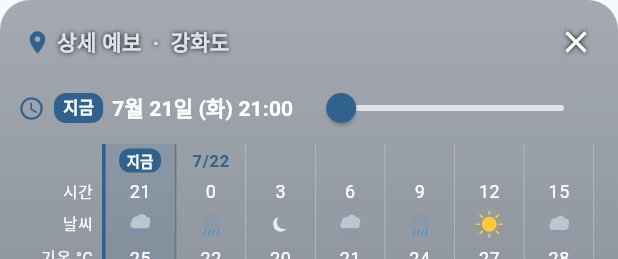
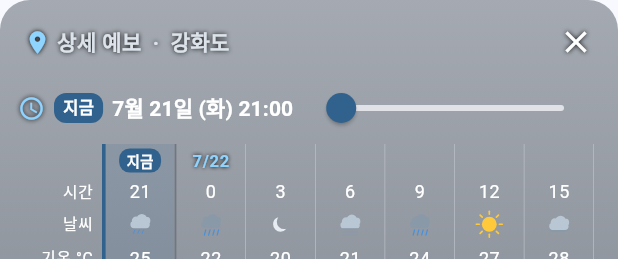
Before and after one commit to bisan74-lab/BadaMobile, a Flutter app: the _PointForecastPanel widget shown alone on an empty page, opened directly with sample values from the repository, on a phone screen of 412 x 824 dp. Shown: the top 259 px of the screen. Run offline on Flutter 3.47's test engine with Material 3 defaults, Android fonts, the phone set to English and light mode, and no system bars; our stand-ins replace flutter_riverpod, geolocator, shared_preferences; accounts and stored records are empty; network calls fail.

Commit message:
Windy 상세예보 저대비 아이콘·날짜 밝게, 파고 예보 한계 밖 날짜 삭제 (v0.1.35)
- 상세 예보 패널의 location_on 헤더 아이콘, 슬라이더 줄의 schedule
  아이콘, 표 상단 날짜(day 헤더)를 어두운 scheme.primary에서 밝은
  하늘색(0xFF8FD3FF)+그림자로 바꿔 어두운 지도 위에서도 잘 보이게.
- Marine(파고) 모델은 바람 예보(16일)보다 짧아, 한계를 넘는 시각을
  Open-Meteo가 time 축엔 넣고 값만 null로 준다. 그대로 두면 파고 등이
  직전 값으로 굳은 채 계속 노출됐다(8/5 이후). 파고가 실제로 있는
  마지막 시각까지만 표에 넣고 그 뒤 예보 불가 날짜는 제외한다.
- 병합 truncation 테스트 추가. v0.1.35+36.

Co-Authored-By: Claude Opus 4.8 <noreply@anthropic.com>
Claude-Session: https://claude.ai/code/session_01UwJAvLga6vHoPoML5Ts7qP

```diff
--- a/lib/features/settings/app_info.dart
+++ b/lib/features/settings/app_info.dart
@@ -4,7 +4,7 @@ class AppInfo {
   const AppInfo._();
 
   static const appName = '바다 윈디';
-  static const appVersion = '0.1.34';
+  static const appVersion = '0.1.35';
   static const releaseDate = '2026-07-21';
 
   /// 오류신고 및 사업제휴 문의 이메일.
--- a/lib/features/weather/presentation/weather_screen.dart
+++ b/lib/features/weather/presentation/weather_screen.dart
@@ -1323,7 +1323,12 @@ class _PointForecastPanelState extends ConsumerState<_PointForecastPanel> {
                 padding: const EdgeInsets.fromLTRB(16, 8, 8, 0),
                 child: Row(
                   children: [
-                    Icon(Icons.location_on, size: 18, color: scheme.primary),
+                    const Icon(
+                      Icons.location_on,
+                      size: 18,
+                      color: Color(0xFF8FD3FF),
+                      shadows: [Shadow(color: Colors.black, blurRadius: 4)],
+                    ),
                     const SizedBox(width: 4),
                     Expanded(
                       // 밝은 지도 위에서도 보이도록 밝은(너무 희지 않은) 회백색
@@ -1408,10 +1413,13 @@ class _PointForecastPanelState extends ConsumerState<_PointForecastPanel> {
                         padding: const EdgeInsets.symmetric(horizontal: 12),
                         child: Row(
                           children: [
-                            Icon(
+                            const Icon(
                               Icons.schedule,
                               size: 18,
-                              color: scheme.primary,
+                              color: Color(0xFF8FD3FF),
+                              shadows: [
+                                Shadow(color: Colors.black, blurRadius: 4),
+                              ],
                             ),
                             const SizedBox(width: 6),
                             if (atIsNow)
@@ -1690,8 +1698,14 @@ class _MeteogramColumn extends StatelessWidget {
                               '${hour.time.month}/${hour.time.day}',
                               style: Theme.of(context).textTheme.labelSmall
                                   ?.copyWith(
-                                    color: scheme.primary,
+                                    color: const Color(0xFF8FD3FF),
                                     fontWeight: FontWeight.bold,
+                                    shadows: const [
+                                      Shadow(
+                                        color: Colors.black,
+                                        blurRadius: 3,
+                                      ),
+                                    ],
                                   ),
                             ),
                           )
--- a/pubspec.yaml
+++ b/pubspec.yaml
@@ -2,7 +2,7 @@ name: bada_mobile
 description: "물때·조석 정보와 바람·해양 날씨를 한 앱에서 - BadaMobile (바다윈디)"
 publish_to: 'none'
 
-version: 0.1.34+35
+version: 0.1.35+36
 
 environment:
   sdk: ^3.8.1
```
Also changed, not shown: lib/features/weather/data/repositories/open_meteo_marine_repository.dart (+15 -0 lines), 1 other file.
